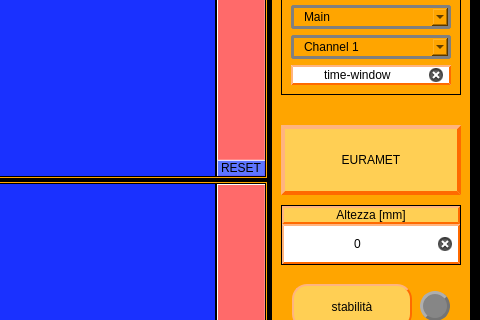
Qt form Qt Creator/Mainwindow_grafico.ui (Mixer97/tesi_triennale) before a commit; both pictures show x 640 to 1120 and y 121 to 441 of the 1120 by 664 pixel window.
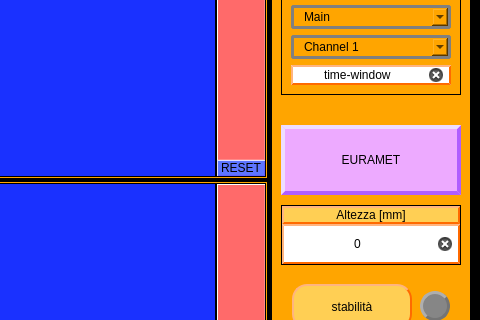
The same form after that commit. Custom widgets are drawn as their Qt base class.

Patch:
```diff
--- a/Qt Creator/Mainwindow_grafico.ui
+++ b/Qt Creator/Mainwindow_grafico.ui
@@ -1911,10 +1911,10 @@
             </property>
             <property name="styleSheet">
              <string notr="true">QLabel{
-	background-color:rgb(255, 207, 84); 
+	background-color: rgb(237, 170, 255); 
 	border-style: outset;
     border-width: 4px;
-    border-color: rgb(255, 106, 0);
+    border-color: rgb(175, 94, 255);
 	border-radius: 0px;
 	color: rgb(0,0,0);
 }
```
